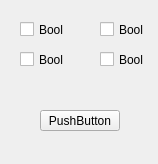
The window that PlugIns/BasicNodes/SyncGateEmbeddedWidget.ui (pbunnun/CVisualDevTool_Community) describes before a commit, drawn with Qt 5.
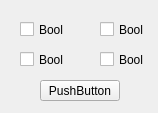
The same window after the commit.

The edit to the form file:
```diff
--- a/PlugIns/BasicNodes/SyncGateEmbeddedWidget.ui
+++ b/PlugIns/BasicNodes/SyncGateEmbeddedWidget.ui
@@ -7,7 +7,7 @@
     <x>0</x>
     <y>0</y>
     <width>158</width>
-    <height>164</height>
+    <height>113</height>
    </rect>
   </property>
   <property name="windowTitle">
@@ -69,7 +69,7 @@
    <property name="geometry">
     <rect>
      <x>40</x>
-     <y>110</y>
+     <y>80</y>
      <width>80</width>
      <height>21</height>
     </rect>
```
